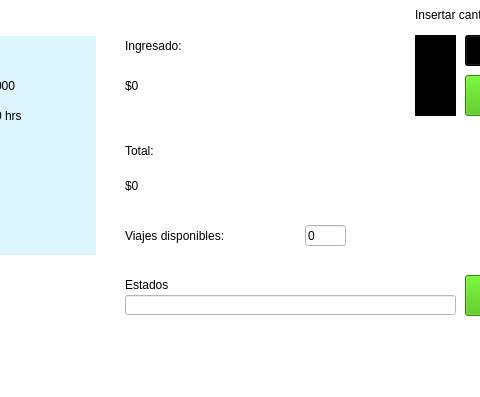
Above: SITEUR/siteur-interface.ui from MBlml/siteur before the change; both pictures show x 85 to 565 and y 85 to 482 of the 673 by 482 pixel window. Below: the same form after it.
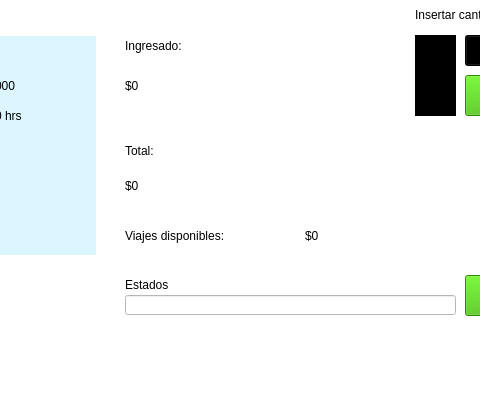
That is the form after the change. Icons and pictures are not drawn.

Patch:
```diff
--- a/SITEUR/siteur-interface.ui
+++ b/SITEUR/siteur-interface.ui
@@ -274,22 +274,6 @@
      <string>Viajes disponibles: </string>
     </property>
    </widget>
-   <widget class="QLineEdit" name="lineEdit_4">
-    <property name="geometry">
-     <rect>
-      <x>390</x>
-      <y>310</y>
-      <width>41</width>
-      <height>21</height>
-     </rect>
-    </property>
-    <property name="styleSheet">
-     <string notr="true">font: 75 16pt &quot;Arial&quot;;</string>
-    </property>
-    <property name="text">
-     <string>0</string>
-    </property>
-   </widget>
    <widget class="QLabel" name="label_11">
     <property name="geometry">
      <rect>
@@ -311,7 +295,7 @@
      <rect>
       <x>210</x>
       <y>160</y>
-      <width>81</width>
+      <width>61</width>
       <height>21</height>
      </rect>
     </property>
@@ -327,7 +311,23 @@
      <rect>
       <x>210</x>
       <y>260</y>
-      <width>81</width>
+      <width>61</width>
+      <height>21</height>
+     </rect>
+    </property>
+    <property name="styleSheet">
+     <string notr="true">font: 18pt &quot;MS Shell Dlg 2&quot;;</string>
+    </property>
+    <property name="text">
+     <string>$0</string>
+    </property>
+   </widget>
+   <widget class="QLabel" name="ingresado_3">
+    <property name="geometry">
+     <rect>
+      <x>390</x>
+      <y>310</y>
+      <width>51</width>
       <height>21</height>
      </rect>
     </property>
@@ -354,10 +354,10 @@
    <zorder>lineEdit_3</zorder>
    <zorder>label_9</zorder>
    <zorder>label_10</zorder>
-   <zorder>lineEdit_4</zorder>
    <zorder>label_11</zorder>
    <zorder>ingresado</zorder>
    <zorder>ingresado_2</zorder>
+   <zorder>ingresado_3</zorder>
   </widget>
   <widget class="QStatusBar" name="statusbar"/>
  </widget>
```
